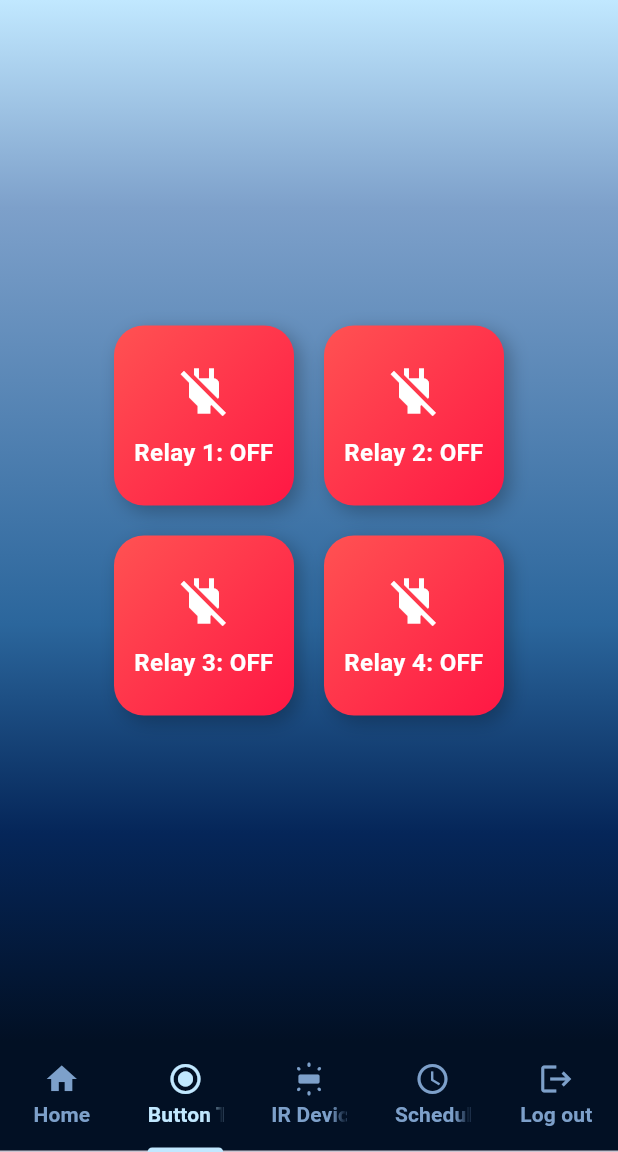
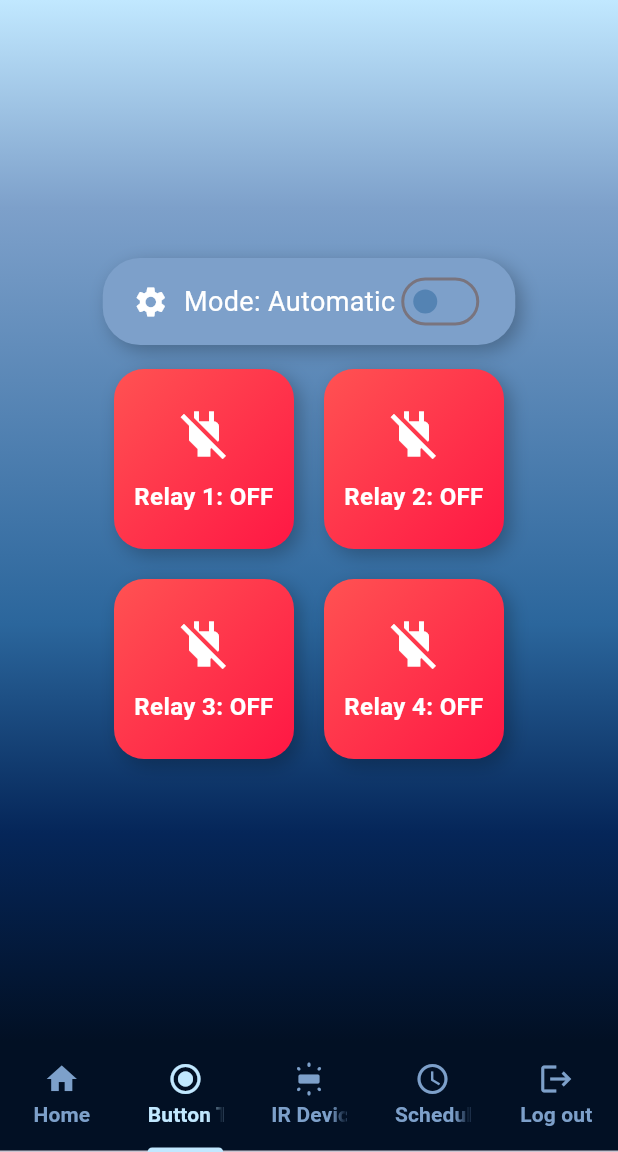
Before and after one commit to huyne265/SmartHomeApp, a Flutter app: the screen it shows after launch, item 2 of the bottom bar chosen, on a phone screen of 412 x 824 dp, the part 84-1236 px from its top. Run offline on Flutter 3.47's test engine with Material 3 defaults, Android fonts, the phone set to English and light mode, and no system bars; our stand-ins replace firebase_auth, firebase_core, firebase_database; accounts and stored records are empty.

Commit message:
update mode relay

```diff
--- a/flutter_vsc/lib/button.dart
+++ b/flutter_vsc/lib/button.dart
@@ -20,6 +20,7 @@ class _RelayControlPageState extends State<RelayControlPage> {
   bool relay3 = false;
   bool relay4 = false;
 
+  bool isManualMode = false;
   double lightValue = 0.0;
 
   @override
@@ -32,7 +33,6 @@ class _RelayControlPageState extends State<RelayControlPage> {
       final data = event.snapshot.value;
       if (data != null) {
         double newLightValue = double.tryParse(data.toString()) ?? 0.0;
-
         _updateLightValue(newLightValue);
       }
     });
@@ -45,13 +45,19 @@ class _RelayControlPageState extends State<RelayControlPage> {
         bool newRelay3 = data['Relay3'] == 1;
         bool newRelay4 = data['Relay4'] == 1;
         setState(() {
-          if (relay1 != newRelay1) relay1 = newRelay1;
-          if (relay2 != newRelay2) relay2 = newRelay2;
-          if (relay3 != newRelay3) relay3 = newRelay3;
-          if (relay4 != newRelay4) relay4 = newRelay4;
+          relay1 = newRelay1;
+          relay2 = newRelay2;
+          relay3 = newRelay3;
+          relay4 = newRelay4;
         });
       }
     });
+
+    _updateModeInFirebase();
+  }
+
+  void _updateModeInFirebase() {
+    databaseReference.child('Relay/Mode').set(isManualMode ? 'Manual' : 'Auto');
   }
 
   void _updateLightValue(double newLightValue) {
@@ -59,6 +65,7 @@ class _RelayControlPageState extends State<RelayControlPage> {
       lightValue = newLightValue;
     });
 
+    if (!isManualMode) {
       //Relay1 - light
       if (lightValue < 6 && !relay1) {
         setState(() {
@@ -72,16 +79,19 @@ class _RelayControlPageState extends State<RelayControlPage> {
         _toggleRelay('Relay1', false);
       }
     }
+  }
 
   void _toggleRelay(String relayKey, bool status) {
+    if (isManualMode) {
       databaseReference.child('Relay').update({
         relayKey: status ? 1 : 0,
       });
     }
+  }
 
   Widget _buildRelayCard(String name, bool status, VoidCallback onPressed) {
     return GestureDetector(
-      onTap: onPressed,
+      onTap: isManualMode ? onPressed : null,
       child: Container(
         height: 120,
         width: 120,
@@ -150,7 +160,51 @@ class _RelayControlPageState extends State<RelayControlPage> {
           ),
         ),
         child: Center(
-          child: Padding(
+          child: Column(
+            mainAxisAlignment: MainAxisAlignment.center,
+            children: [
+              Container(
+                padding:
+                    const EdgeInsets.symmetric(horizontal: 20, vertical: 5),
+                decoration: BoxDecoration(
+                  color: const Color(0xFF7da0ca),
+                  borderRadius: BorderRadius.circular(25),
+                  boxShadow: const [
+                    BoxShadow(
+                      color: Colors.black26,
+                      offset: Offset(4, 4),
+                      blurRadius: 10,
+                    ),
+                  ],
+                ),
+                child: Row(
+                  mainAxisSize: MainAxisSize.min,
+                  children: [
+                    const Icon(Icons.settings, color: Colors.white),
+                    const SizedBox(width: 10),
+                    Text(
+                      isManualMode ? 'Mode: Manual' : 'Mode: Automatic',
+                      style: const TextStyle(
+                        color: Colors.white,
+                        fontSize: 18,
+                      ),
+                    ),
+                    Switch(
+                      value: isManualMode,
+                      onChanged: (bool value) {
+                        setState(() {
+                          isManualMode = value;
+                          _updateModeInFirebase();
+                        });
+                      },
+                      activeColor: const Color(0xFF2b669c),
+                      inactiveThumbColor: const Color(0xFF5483b3),
+                      inactiveTrackColor: const Color(0xFF7da0ca),
+                    ),
+                  ],
+                ),
+              ),
+              Padding(
                 padding: const EdgeInsets.all(16.0),
                 child: Wrap(
                   spacing: 20,
@@ -172,6 +226,8 @@ class _RelayControlPageState extends State<RelayControlPage> {
                   ],
                 ),
               ),
+            ],
+          ),
         ),
       ),
     );
```
Lines whose indentation alone changed are shown as unchanged.
